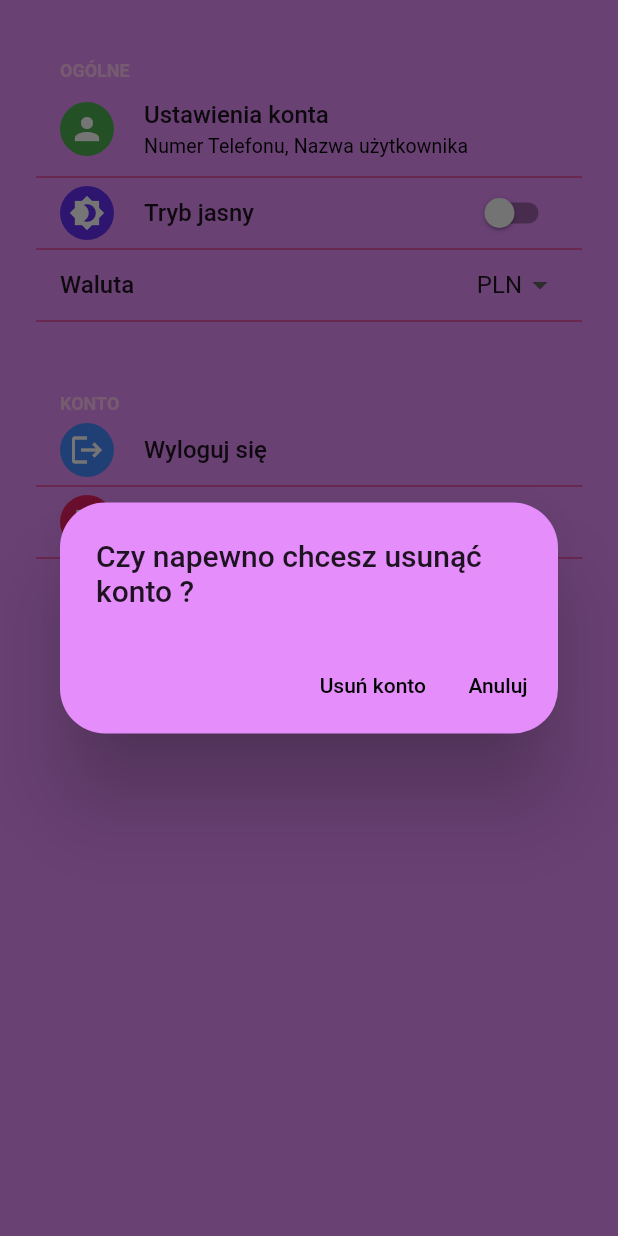
After one commit to marcin62/SplitCost, a Flutter app: the Users screen opened directly, after a tap on "Usuń konto", on a phone screen of 412 x 824 dp. The commit adds this screen. Run offline on Flutter 3.47's test engine with Material 2 defaults, Android fonts, the light colour scheme and no system bars; drawn by our look-alikes of flutter_settings_screens; our stand-ins replace cloud_firestore, firebase_auth, firebase_core, flutter_spinkit, fluttertoast, shared_preferences; accounts and stored records are empty.

Commit message:
Delete user

```diff
--- /dev/null
+++ b/lib/screens/users/removeAccount.dart
@@ -0,0 +1,44 @@
+import 'package:firebase_auth/firebase_auth.dart';
+import 'package:flutter/material.dart';
+import 'package:fluttertoast/fluttertoast.dart';
+import 'package:provider/provider.dart';
+import 'package:splitcost/models/myUser.dart';
+import 'package:splitcost/services/database.dart';
+
+
+class RemoveAccount extends StatelessWidget {
+
+  final FirebaseAuth _auth = FirebaseAuth.instance;
+  final DatabaseService databaseService = new DatabaseService();
+
+  @override
+  Widget build(BuildContext context) {
+
+    final user = Provider.of<MyUser>(context);
+
+    return AlertDialog(
+      backgroundColor: Theme.of(context).primaryColor,
+      title: Text("Czy napewno chcesz usunąć konto ?"),
+        shape: RoundedRectangleBorder(
+        borderRadius: BorderRadius.circular(30),
+      ),
+      actions: <Widget>[
+        TextButton(
+          onPressed: () async {await deleteUser(user.uid,context);},
+          child: Text("Usuń konto",style: TextStyle(color: Theme.of(context).hintColor),),
+        ),
+        TextButton(
+          onPressed: ()=> Navigator.pop(context),
+          child: Text("Anuluj",style: TextStyle(color: Theme.of(context).hintColor),),
+        ),
+      ],
+    );
+  }
+
+  void deleteUser(String userid,BuildContext context) async {
+    Navigator.pop(context);
+    await _auth.currentUser.delete().then((value) =>{
+      databaseService.deleteUserdata(userid)
+    });
+  }
+}
--- a/lib/screens/users/users.dart
+++ b/lib/screens/users/users.dart
@@ -3,6 +3,7 @@ import 'package:flutter_settings_screens/flutter_settings_screens.dart';
 import 'package:provider/provider.dart';
 import 'package:splitcost/screens/users/accountSettings.dart';
 import 'package:splitcost/screens/users/iconWidget.dart';
+import 'package:splitcost/screens/users/removeAccount.dart';
 import 'package:splitcost/services/auth.dart';
 import 'package:splitcost/style/theme.dart';
 
@@ -97,6 +98,7 @@ class _UsersState extends State<Users> {
       icon: Icons.delete,
       color: Colors.pink,
     ),
+    onTap: ()=>_removeAccount(context),
   );
 
   void _showSettingsPanel(BuildContext context){
@@ -107,4 +109,14 @@ class _UsersState extends State<Users> {
       );
     });
   }
+
+  void _removeAccount(BuildContext context){
+      showDialog(
+      context: context,
+      builder: (BuildContext context){
+         return RemoveAccount();
+      }
+    );
+  }
+
 }
--- a/pubspec.yaml
+++ b/pubspec.yaml
@@ -36,6 +36,7 @@ dependencies:
   uuid: ^3.0.5
   flutter_settings_screens: 0.2.2+1
   shared_preferences: ^2.0.5
+  fluttertoast: ^8.0.8
 
 dev_dependencies:
   flutter_test:
```
Also changed, not shown: lib/services/database.dart (+42 -0 lines), pubspec.lock.
